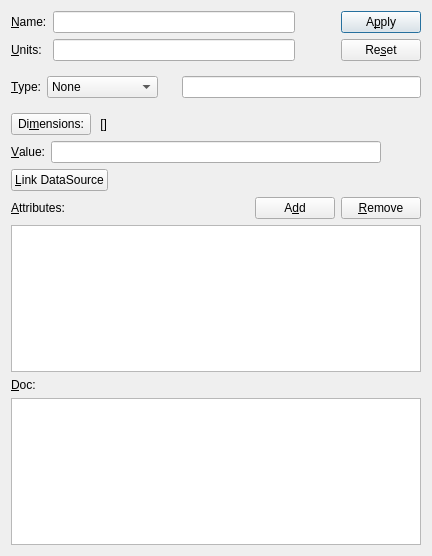
Old version of the form ndtsconfigtool/ui/fielddlg.ui in the repository jkotan/nexdatas.configtool.
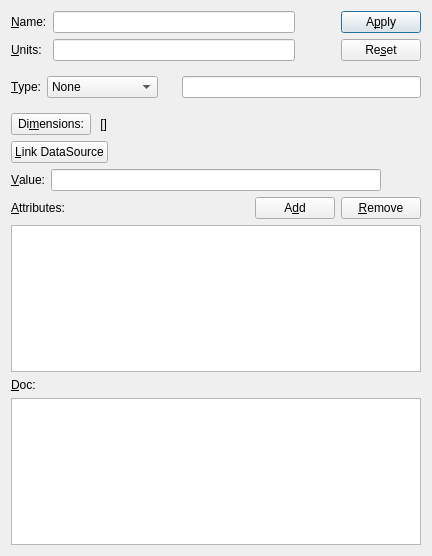
New version of the form.

Patch:
```diff
--- a/ndtsconfigtool/ui/fielddlg.ui
+++ b/ndtsconfigtool/ui/fielddlg.ui
@@ -278,6 +278,30 @@
        </item>
       </layout>
      </item>
+     <item>
+      <layout class="QHBoxLayout" name="horizontalLayout_8">
+       <item>
+        <widget class="QPushButton" name="linkDSPushButton">
+         <property name="text">
+          <string>&amp;Link DataSource</string>
+         </property>
+        </widget>
+       </item>
+       <item>
+        <spacer name="horizontalSpacer_4">
+         <property name="orientation">
+          <enum>Qt::Horizontal</enum>
+         </property>
+         <property name="sizeHint" stdset="0">
+          <size>
+           <width>40</width>
+           <height>20</height>
+          </size>
+         </property>
+        </spacer>
+       </item>
+      </layout>
+     </item>
      <item>
       <layout class="QHBoxLayout" name="horizontalLayout">
        <item>
@@ -311,30 +335,6 @@
        </item>
       </layout>
      </item>
-     <item>
-      <layout class="QHBoxLayout" name="horizontalLayout_8">
-       <item>
-        <widget class="QPushButton" name="linkDSPushButton">
-         <property name="text">
-          <string>&amp;Link DataSource</string>
-         </property>
-        </widget>
-       </item>
-       <item>
-        <spacer name="horizontalSpacer_4">
-         <property name="orientation">
-          <enum>Qt::Horizontal</enum>
-         </property>
-         <property name="sizeHint" stdset="0">
-          <size>
-           <width>40</width>
-           <height>20</height>
-          </size>
-         </property>
-        </spacer>
-       </item>
-      </layout>
-     </item>
      <item>
       <layout class="QHBoxLayout" name="horizontalLayout_3">
        <item>
```
Left out of the diff: 2 changed lines with no effect on the pictures.
